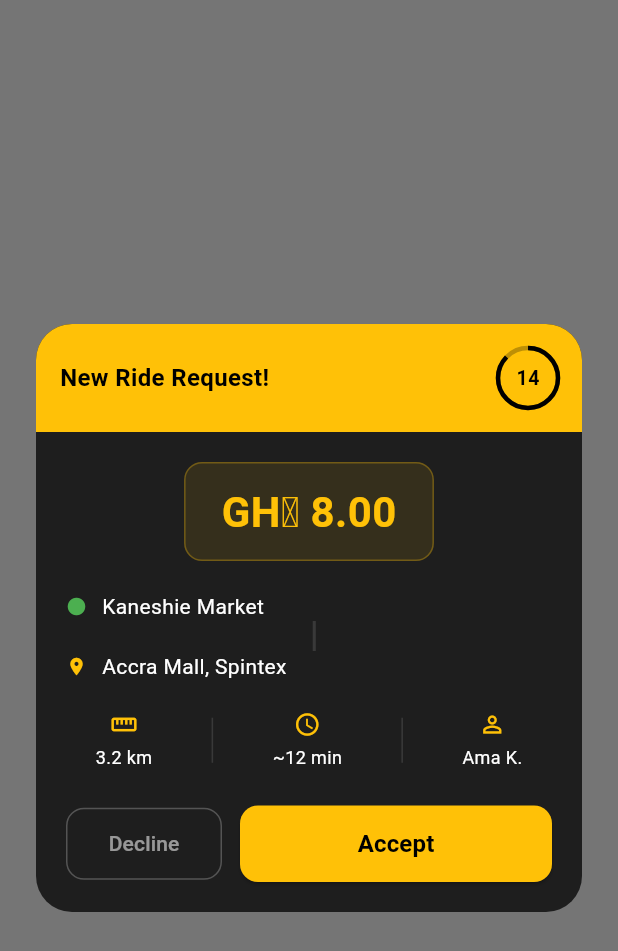
After one commit to shadow-hunter24/YERIDE, a Flutter app: the RideRequestScreen screen opened directly, on a phone screen of 412 x 824 dp. The commit adds this screen. Shown: the top 951 px of the screen. Run offline on Flutter 3.47's test engine with Material 3 defaults, Android fonts, the phone set to English and light mode, and no system bars.

Commit message:
Phase 1 complete - rider request alert, navigation, rate passenger screens

```diff
--- /dev/null
+++ b/lib/screens/rider/ride_request_screen.dart
@@ -0,0 +1,222 @@
+import 'package:flutter/material.dart';
+import 'navigation_screen.dart';
+
+class RideRequestScreen extends StatefulWidget {
+  const RideRequestScreen({super.key});
+
+  @override
+  State<RideRequestScreen> createState() => _RideRequestScreenState();
+}
+
+class _RideRequestScreenState extends State<RideRequestScreen>
+    with SingleTickerProviderStateMixin {
+  late AnimationController _controller;
+  int _countdown = 15;
+
+  @override
+  void initState() {
+    super.initState();
+    _controller = AnimationController(
+      vsync: this,
+      duration: const Duration(seconds: 15),
+    )..forward();
+
+    // Countdown timer
+    Stream.periodic(const Duration(seconds: 1), (i) => i).take(15).listen((i) {
+      if (mounted) {
+        setState(() => _countdown = 14 - i);
+        if (_countdown <= 0) _decline();
+      }
+    });
+  }
+
+  @override
+  void dispose() {
+    _controller.dispose();
+    super.dispose();
+  }
+
+  void _accept() {
+    Navigator.pushReplacement(
+      context,
+      MaterialPageRoute(builder: (_) => const NavigationScreen()),
+    );
+  }
+
+  void _decline() {
+    if (mounted) Navigator.pop(context);
+  }
+
+  @override
+  Widget build(BuildContext context) {
+    return Scaffold(
+      backgroundColor: Colors.black54,
+      body: Center(
+        child: Container(
+          margin: const EdgeInsets.all(24),
+          decoration: BoxDecoration(
+            color: const Color(0xFF1E1E1E),
+            borderRadius: BorderRadius.circular(24),
+          ),
+          child: Column(
+            mainAxisSize: MainAxisSize.min,
+            children: [
+              // Top bar with countdown
+              Container(
+                padding: const EdgeInsets.all(16),
+                decoration: const BoxDecoration(
+                  color: Color(0xFFFFC107),
+                  borderRadius: BorderRadius.vertical(top: Radius.circular(24)),
+                ),
+                child: Row(
+                  mainAxisAlignment: MainAxisAlignment.spaceBetween,
+                  children: [
+                    const Text('New Ride Request!',
+                        style: TextStyle(
+                            color: Colors.black,
+                            fontWeight: FontWeight.bold,
+                            fontSize: 16)),
+                    // Countdown circle
+                    Stack(
+                      alignment: Alignment.center,
+                      children: [
+                        SizedBox(
+                          width: 40,
+                          height: 40,
+                          child: AnimatedBuilder(
+                            animation: _controller,
+                            builder: (_, __) => CircularProgressIndicator(
+                              value: 1 - _controller.value,
+                              color: Colors.black,
+                              backgroundColor: Colors.black26,
+                              strokeWidth: 3,
+                            ),
+                          ),
+                        ),
+                        Text('$_countdown',
+                            style: const TextStyle(
+                                color: Colors.black,
+                                fontWeight: FontWeight.bold,
+                                fontSize: 13)),
+                      ],
+                    ),
+                  ],
+                ),
+              ),
+
+              Padding(
+                padding: const EdgeInsets.all(20),
+                child: Column(
+                  children: [
+                    // Fare highlight
+                    Container(
+                      padding: const EdgeInsets.symmetric(
+                          horizontal: 24, vertical: 12),
+                      decoration: BoxDecoration(
+                        color: const Color(0xFFFFC107).withOpacity(0.1),
+                        borderRadius: BorderRadius.circular(12),
+                        border: Border.all(
+                            color: const Color(0xFFFFC107).withOpacity(0.3)),
+                      ),
+                      child: const Text('GH₵ 8.00',
+                          style: TextStyle(
+                              color: Color(0xFFFFC107),
+                              fontSize: 28,
+                              fontWeight: FontWeight.bold)),
+                    ),
+                    const SizedBox(height: 20),
+
+                    // Route
+                    _routeRow(Icons.circle, const Color(0xFF4CAF50),
+                        'Kaneshie Market'),
+                    Padding(
+                      padding: const EdgeInsets.only(left: 7),
+                      child: Container(
+                          width: 2, height: 20, color: Colors.white12),
+                    ),
+                    _routeRow(Icons.location_on, const Color(0xFFFFC107),
+                        'Accra Mall, Spintex'),
+                    const SizedBox(height: 20),
+
+                    // Trip details
+                    Row(
+                      mainAxisAlignment: MainAxisAlignment.spaceAround,
+                      children: [
+                        _detail(Icons.straighten, '3.2 km'),
+                        Container(
+                            width: 1, height: 30, color: Colors.white12),
+                        _detail(Icons.access_time, '~12 min'),
+                        Container(
+                            width: 1, height: 30, color: Colors.white12),
+                        _detail(Icons.person_outline, 'Ama K.'),
+                      ],
+                    ),
+                    const SizedBox(height: 24),
+
+                    // Accept / Decline buttons
+                    Row(
+                      children: [
+                        Expanded(
+                          child: OutlinedButton(
+                            style: OutlinedButton.styleFrom(
+                              side: const BorderSide(color: Colors.white24),
+                              padding: const EdgeInsets.symmetric(vertical: 14),
+                              shape: RoundedRectangleBorder(
+                                  borderRadius: BorderRadius.circular(12)),
+                            ),
+                            onPressed: _decline,
+                            child: const Text('Decline',
+                                style: TextStyle(color: Colors.white54)),
+                          ),
+                        ),
+                        const SizedBox(width: 12),
+                        Expanded(
+                          flex: 2,
+                          child: ElevatedButton(
+                            style: ElevatedButton.styleFrom(
+                              backgroundColor: const Color(0xFFFFC107),
+                              padding: const EdgeInsets.symmetric(vertical: 14),
+                              shape: RoundedRectangleBorder(
+                                  borderRadius: BorderRadius.circular(12)),
+                            ),
+                            onPressed: _accept,
+                            child: const Text('Accept',
+                                style: TextStyle(
+                                    color: Colors.black,
+                                    fontWeight: FontWeight.bold,
+                                    fontSize: 16)),
+                          ),
+                        ),
+                      ],
+                    ),
+                  ],
+                ),
+              ),
+            ],
+          ),
+        ),
+      ),
+    );
+  }
+
+  Widget _routeRow(IconData icon, Color color, String text) {
+    return Row(
+      children: [
+        Icon(icon, color: color, size: 14),
+        const SizedBox(width: 10),
+        Text(text, style: const TextStyle(color: Colors.white, fontSize: 14)),
+      ],
+    );
+  }
+
+  Widget _detail(IconData icon, String value) {
+    return Column(
+      children: [
+        Icon(icon, color: const Color(0xFFFFC107), size: 18),
+        const SizedBox(height: 4),
+        Text(value,
+            style: const TextStyle(color: Colors.white, fontSize: 12)),
+      ],
+    );
+  }
+}
```
Also changed, not shown: lib/screens/rider/home_screen.dart (+11 -2 lines), lib/screens/rider/navigation_screen.dart (added, +194 -0 lines), lib/screens/rider/rate_passenger_screen.dart (added, +175 -0 lines), 1 other file.
